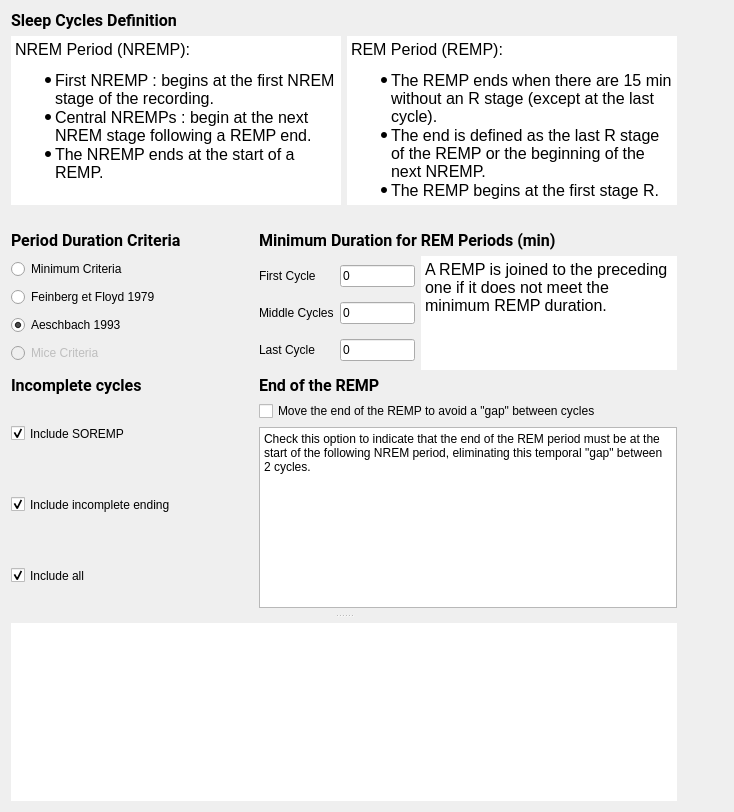
Old version of the form modules/CEAMSModules/SleepCyclesDelimiter/Ui_SleepCyclesDelimiterSettingsView.ui in the repository SnoozToolbox/snooz-package-ceams.
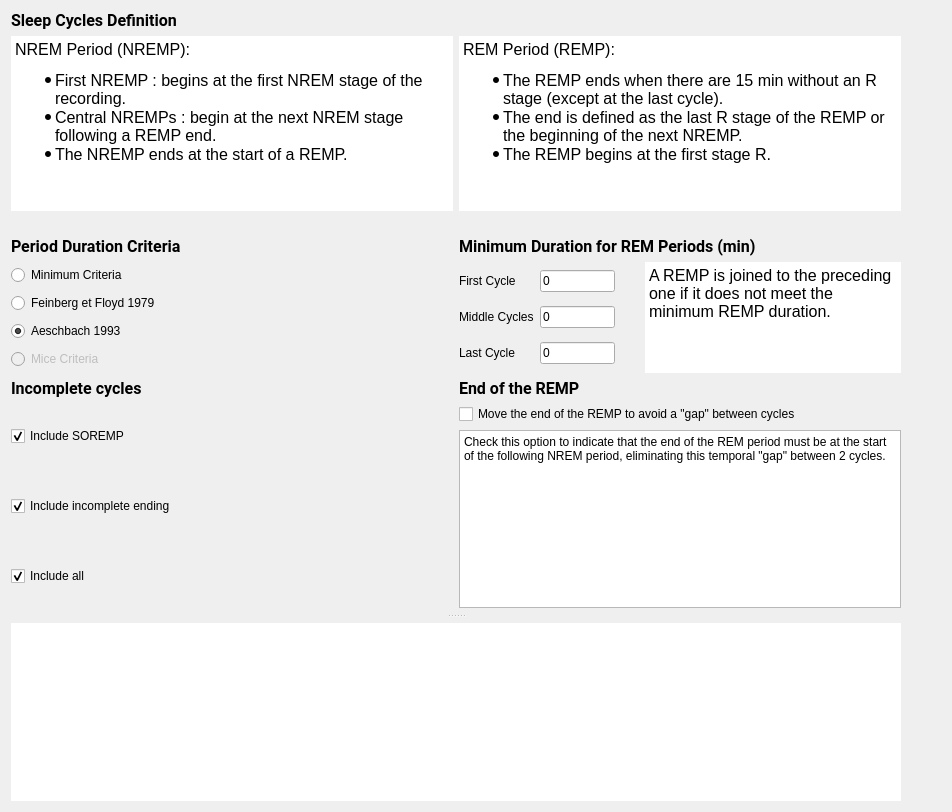
New version of the form. Icons and pictures are not drawn.

What changed in the file:
```diff
--- a/modules/CEAMSModules/SleepCyclesDelimiter/Ui_SleepCyclesDelimiterSettingsView.ui
+++ b/modules/CEAMSModules/SleepCyclesDelimiter/Ui_SleepCyclesDelimiterSettingsView.ui
@@ -6,7 +6,7 @@
    <rect>
     <x>0</x>
     <y>0</y>
-    <width>734</width>
+    <width>952</width>
     <height>812</height>
    </rect>
   </property>
@@ -53,7 +53,7 @@
            <property name="minimumSize">
             <size>
              <width>330</width>
-             <height>150</height>
+             <height>175</height>
             </size>
            </property>
            <property name="maximumSize">
@@ -94,7 +94,7 @@
            <property name="minimumSize">
             <size>
              <width>330</width>
-             <height>150</height>
+             <height>175</height>
             </size>
            </property>
            <property name="maximumSize">
@@ -115,6 +115,9 @@
            <property name="lineWidth">
             <number>0</number>
            </property>
+           <property name="readOnly">
+            <bool>true</bool>
+           </property>
            <property name="html">
             <string>&lt;!DOCTYPE HTML PUBLIC &quot;-//W3C//DTD HTML 4.0//EN&quot; &quot;http://www.w3.org/TR/REC-html40/strict.dtd&quot;&gt;
 &lt;html&gt;&lt;head&gt;&lt;meta name=&quot;qrichtext&quot; content=&quot;1&quot; /&gt;&lt;style type=&quot;text/css&quot;&gt;
@@ -408,6 +411,9 @@
            </item>
            <item>
             <widget class="QPlainTextEdit" name="plainTextEdit">
+             <property name="readOnly">
+              <bool>true</bool>
+             </property>
              <property name="plainText">
               <string>Check this option to indicate that the end of the REM period must be at the start of the following NREM period, eliminating this temporal &quot;gap&quot; between 2 cycles.</string>
              </property>
@@ -582,6 +588,9 @@
              <property name="lineWidth">
               <number>0</number>
              </property>
+             <property name="readOnly">
+              <bool>true</bool>
+             </property>
              <property name="html">
               <string>&lt;!DOCTYPE HTML PUBLIC &quot;-//W3C//DTD HTML 4.0//EN&quot; &quot;http://www.w3.org/TR/REC-html40/strict.dtd&quot;&gt;
 &lt;html&gt;&lt;head&gt;&lt;meta name=&quot;qrichtext&quot; content=&quot;1&quot; /&gt;&lt;style type=&quot;text/css&quot;&gt;
@@ -647,7 +656,7 @@
       <enum>Qt::Horizontal</enum>
      </property>
      <property name="sizeType">
-      <enum>QSizePolicy::MinimumExpanding</enum>
+      <enum>QSizePolicy::Minimum</enum>
      </property>
      <property name="sizeHint" stdset="0">
       <size>
```
